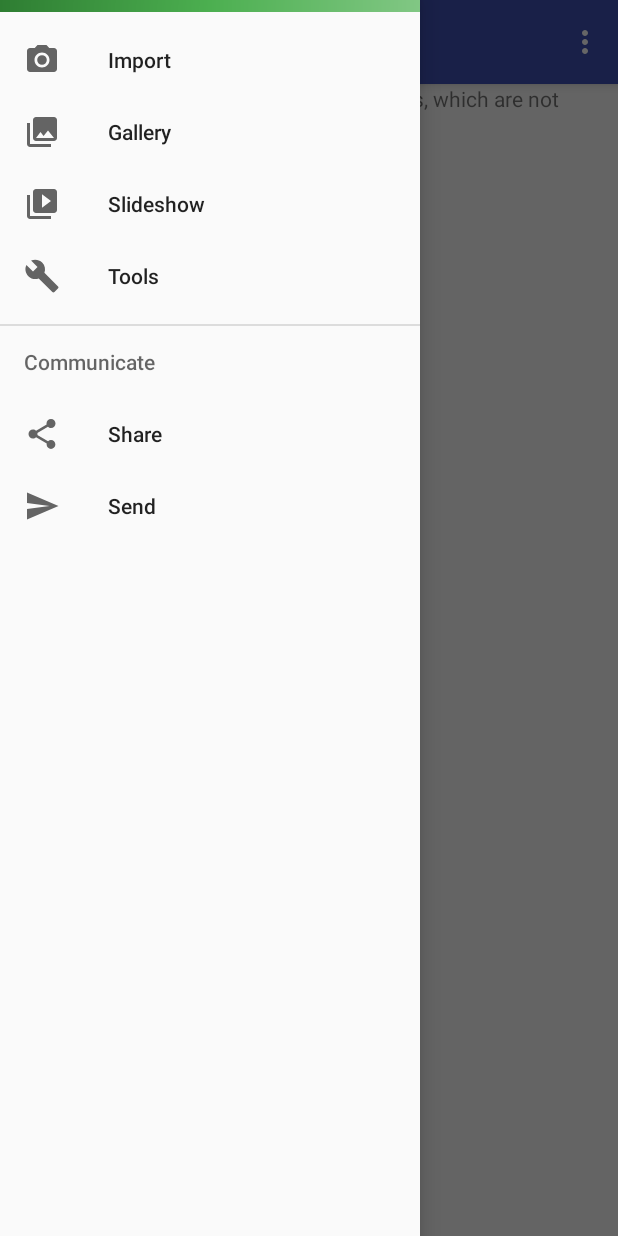
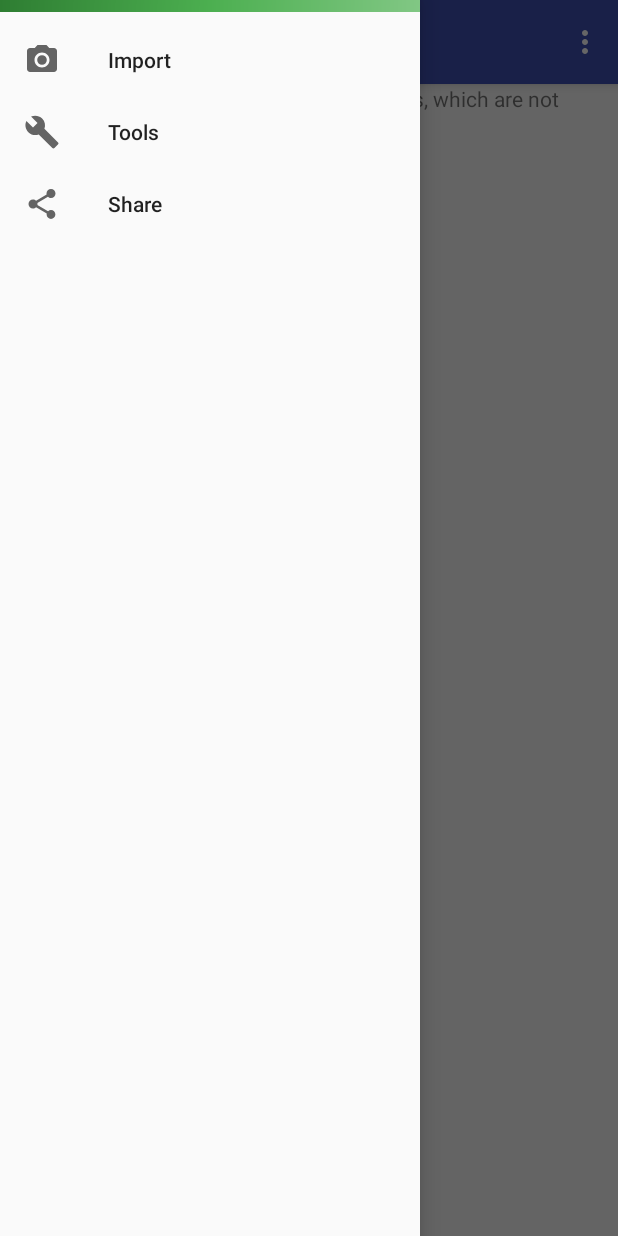
Before and after one commit to Flash2307/HackSherbrooke2016, an Android app: the screen it shows after launch (MapsActivity), with the side drawer open, on a phone screen of 412 x 824 dp. Run offline under Robolectric (Android 15) with nearby library versions, the phone set to English and light mode, and no system bars.

Commit message:
Add icon and delete unused images in panel

```diff
--- a/project/Olook/app/src/main/AndroidManifest.xml
+++ b/project/Olook/app/src/main/AndroidManifest.xml
@@ -11,7 +11,7 @@
 
     <application
         android:allowBackup="true"
-        android:icon="@mipmap/ic_launcher"
+        android:icon="@mipmap/ic_application_icon"
         android:label="@string/app_name"
         android:supportsRtl="true"
         android:theme="@style/AppTheme">
--- a/project/Olook/app/src/main/java/com/evalwithin/olook/MapsActivity.java
+++ b/project/Olook/app/src/main/java/com/evalwithin/olook/MapsActivity.java
@@ -94,15 +94,9 @@ public class MapsActivity extends AppCompatActivity
 
         if (id == R.id.nav_camera) {
             // Handle the camera action
-        } else if (id == R.id.nav_gallery) {
-
-        } else if (id == R.id.nav_slideshow) {
-
         } else if (id == R.id.nav_manage) {
 
         } else if (id == R.id.nav_share) {
-
-        } else if (id == R.id.nav_send) {
 
         }
 
--- a/project/Olook/app/src/main/res/layout/nav_header_main.xml
+++ b/project/Olook/app/src/main/res/layout/nav_header_main.xml
@@ -22,13 +22,13 @@
         android:layout_width="match_parent"
         android:layout_height="wrap_content"
         android:paddingTop="@dimen/nav_header_vertical_spacing"
-        android:text="Android Studio"
+        android:text="OLook"
         android:textAppearance="@style/TextAppearance.AppCompat.Body1" />
 
-    <TextView
+    <!--<TextView
         android:id="@+id/textView"
         android:layout_width="wrap_content"
         android:layout_height="wrap_content"
-        android:text="android.studio@android.com" />
+        android:text="android.studio@android.com" />-->
 
 </LinearLayout>
--- a/project/Olook/app/src/main/res/menu/activity_main_drawer.xml
+++ b/project/Olook/app/src/main/res/menu/activity_main_drawer.xml
@@ -7,30 +7,14 @@
             android:icon="@drawable/ic_menu_camera"
             android:title="Import" />
         <item
-            android:id="@+id/nav_gallery"
-            android:icon="@drawable/ic_menu_gallery"
-            android:title="Gallery" />
-        <item
-            android:id="@+id/nav_slideshow"
-            android:icon="@drawable/ic_menu_slideshow"
-            android:title="Slideshow" />
-        <item
             android:id="@+id/nav_manage"
             android:icon="@drawable/ic_menu_manage"
             android:title="Tools" />
+        <item
+            android:id="@+id/nav_share"
+            android:icon="@drawable/ic_menu_share"
+            android:title="Share" />
+
     </group>
 
-    <item android:title="Communicate">
-        <menu>
-            <item
-                android:id="@+id/nav_share"
-                android:icon="@drawable/ic_menu_share"
-                android:title="Share" />
-            <item
-                android:id="@+id/nav_send"
-                android:icon="@drawable/ic_menu_send"
-                android:title="Send" />
-        </menu>
-    </item>
-
 </menu>
```
Also changed, not shown: project/Olook/app/src/main/ic_application_icon-web.png (added), project/Olook/app/src/main/res/mipmap-hdpi/ic_application_icon.png (added), project/Olook/app/src/main/res/mipmap-mdpi/ic_application_icon.png (added), project/Olook/app/src/main/res/mipmap-xhdpi/ic_application_icon.png (added), project/Olook/app/src/main/res/mipmap-xxhdpi/ic_application_icon.png (added), project/Olook/app/src/main/res/mipmap-xxxhdpi/ic_application_icon.png (added).
